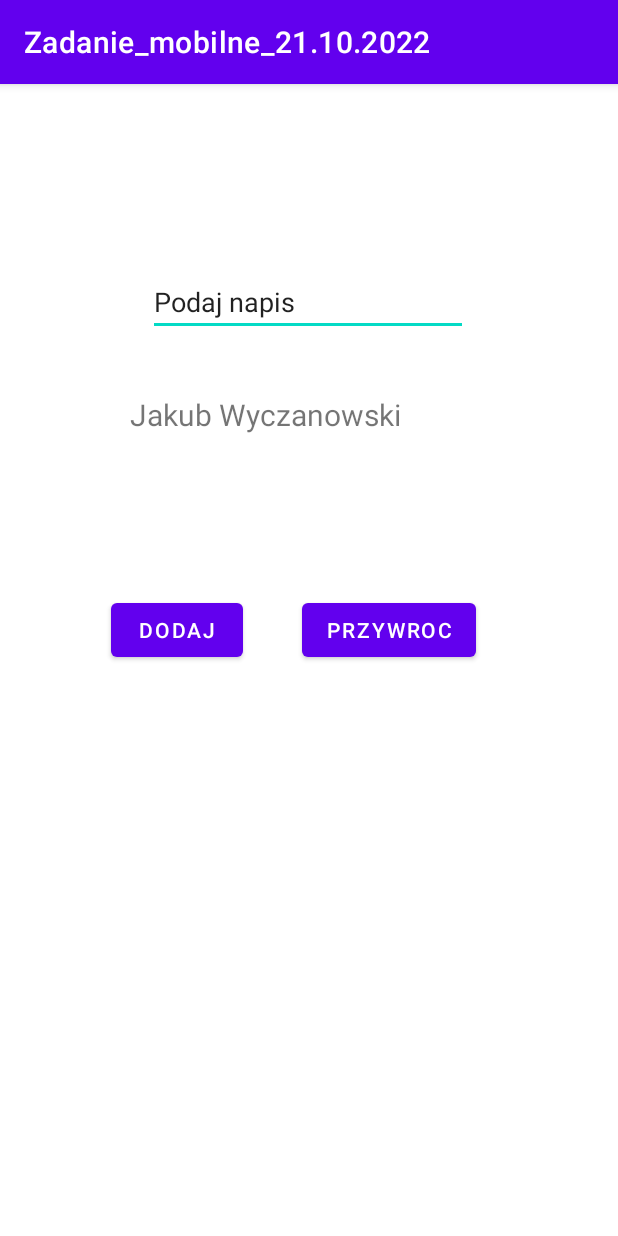
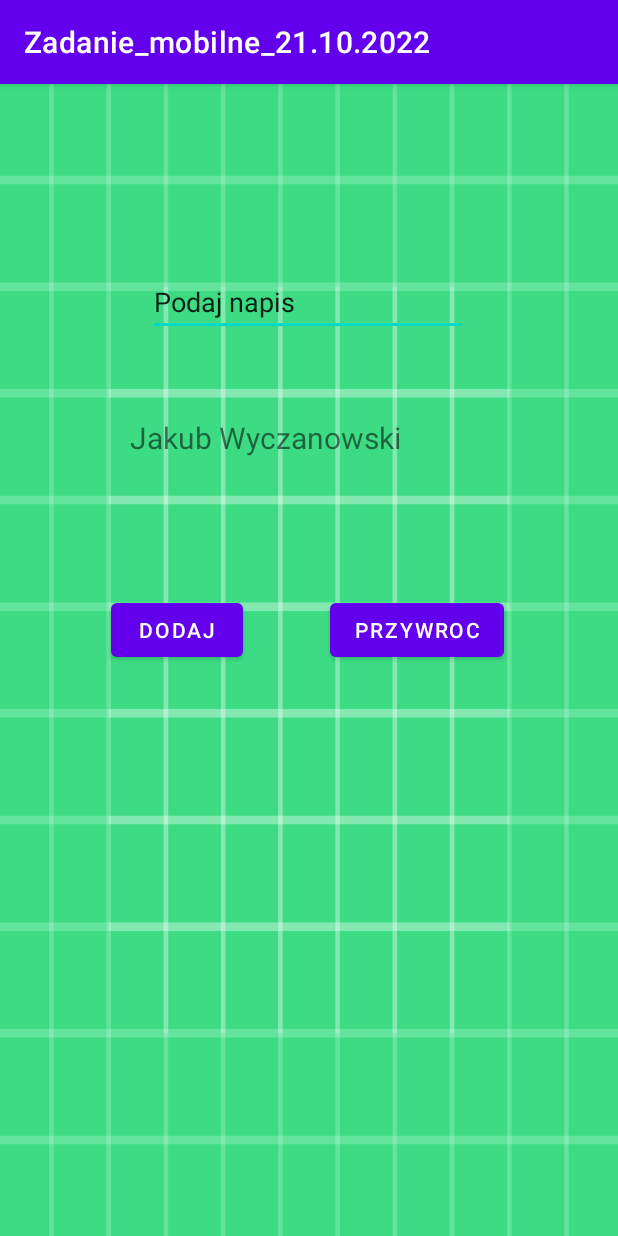
Before and after one commit to Kakaoss/Zadanie_mobilne_21.10.2022, an Android app: the screen it shows after launch (MainActivity), on a phone screen of 412 x 824 dp. Run offline under Robolectric (Android 15) with nearby library versions, the light colour scheme and no system bars.

Commit message:
dodanie tla

```diff
--- a/app/src/main/res/layout/activity_main.xml
+++ b/app/src/main/res/layout/activity_main.xml
@@ -4,7 +4,8 @@
     xmlns:tools="http://schemas.android.com/tools"
     android:layout_width="match_parent"
     android:layout_height="match_parent"
-    tools:context=".MainActivity">
+    tools:context=".MainActivity"
+    android:background="@drawable/ic_launcher_background">
 
     <TextView
         android:id="@+id/imie_nazwisko"
@@ -17,7 +18,7 @@
         app:layout_constraintHorizontal_bias="0.497"
         app:layout_constraintStart_toStartOf="parent"
         app:layout_constraintTop_toTopOf="parent"
-        app:layout_constraintVertical_bias="0.295" />
+        app:layout_constraintVertical_bias="0.317" />
 
     <EditText
         android:id="@+id/wprowadzanie"
@@ -51,7 +52,7 @@
         android:layout_marginTop="340dp"
         android:text="Przywroc"
         app:layout_constraintEnd_toEndOf="parent"
-        app:layout_constraintHorizontal_bias="0.681"
+        app:layout_constraintHorizontal_bias="0.744"
         app:layout_constraintStart_toStartOf="parent"
         app:layout_constraintTop_toTopOf="parent" />
 
```
Also changed, not shown: app/src/main/res/drawable/snowflake.jpeg (added).
